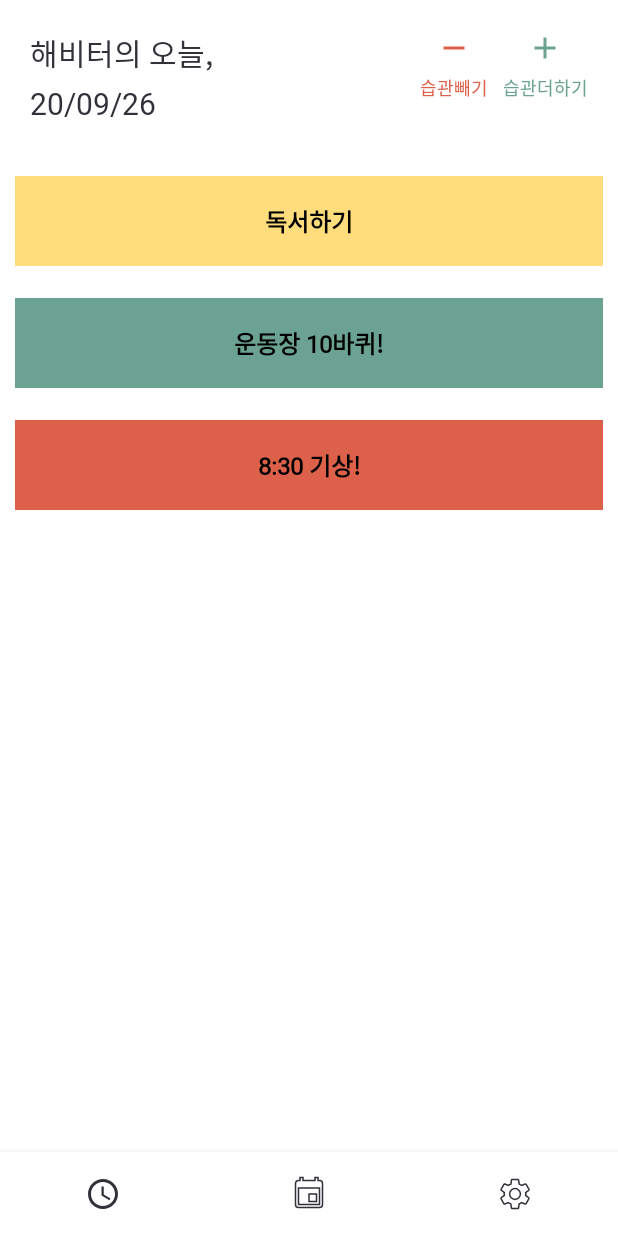
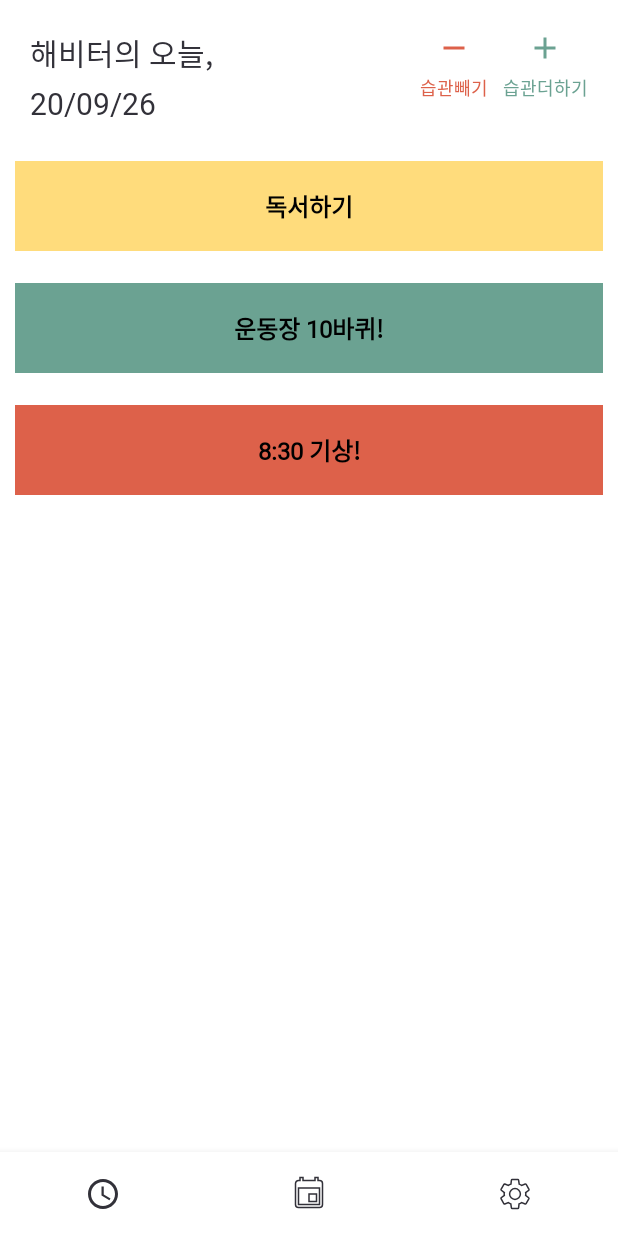
Before and after one commit to JiYoungDo/Habitter, an Android app: the HabitLogActivity screen opened directly, with no data from a screen before it, on a phone screen of 412 x 824 dp. Run offline under Robolectric (Android 15) with nearby library versions, the phone set to English and light mode, and no system bars.

Commit message:
modify design

```diff
--- a/app/src/main/java/com/Carrie/habitter/HabitLog/HabitLogActivity.java
+++ b/app/src/main/java/com/Carrie/habitter/HabitLog/HabitLogActivity.java
@@ -24,7 +24,6 @@ public class HabitLogActivity extends AppCompatActivity {
     TextView date;
 
     BottomNavigationView bottomNavigationView;
-    FrameLayout fl;
 
     Setting_Fragment setting_fragment;
     Calendar_Fragment calendar_fragment;
--- a/app/src/main/res/layout/activity_habit_log.xml
+++ b/app/src/main/res/layout/activity_habit_log.xml
@@ -33,47 +33,19 @@
         android:textColor="@color/colorDarkGray"
         android:fontFamily="@font/a_lignt_font"/>
 
-    <TextView
-        android:id="@+id/habit_log_tv_btn_add_habit"
-        android:layout_width="wrap_content"
-        android:layout_height="wrap_content"
-        android:textColor="@color/colorPrimaryDark"
-        android:text="습관더하기"
-        android:textSize="12sp"
-        android:fontFamily="@font/a_lignt_font"
-        android:drawableTop="@drawable/ic_plus"
-        android:drawablePadding="5dp"
-        android:drawableTint="@color/colorPrimaryDark"
-        app:layout_constraintRight_toRightOf="parent"
-        app:layout_constraintTop_toTopOf="@id/habit_log_tv_nickname_title"
-        android:layout_marginRight="20dp"/>
-
-    <TextView
-        android:id="@+id/habit_log_tv_btn_remove_habit"
-        android:layout_width="wrap_content"
-        android:layout_height="wrap_content"
-        android:textColor="@color/colorHotCoral"
-        android:text="습관빼기"
-        android:textSize="12sp"
-        android:fontFamily="@font/a_lignt_font"
-        android:drawableTop="@drawable/ic_minus"
-        android:drawablePadding="5dp"
-        android:drawableTint="@color/colorHotCoral"
-        app:layout_constraintRight_toLeftOf="@id/habit_log_tv_btn_add_habit"
-        app:layout_constraintTop_toTopOf="@id/habit_log_tv_nickname_title"
-        android:layout_marginRight="10dp"/>
 
     <FrameLayout
         android:id="@+id/habit_log_activity_fl"
         android:layout_width="match_parent"
         android:layout_height="0dp"
-        app:layout_constraintTop_toBottomOf="@id/habit_log_tv_btn_add_habit"
+        android:layout_marginTop="20dp"
+        android:layout_marginBottom="10dp"
+        app:layout_constraintBottom_toTopOf="@+id/habit_log_activity_bnv"
+        app:layout_constraintHorizontal_bias="0.0"
         app:layout_constraintLeft_toLeftOf="parent"
         app:layout_constraintRight_toRightOf="parent"
-        android:layout_marginTop="40dp"
-        android:layout_marginBottom="10dp"
-        app:layout_constraintBottom_toTopOf="@+id/habit_log_activity_bnv"/>
-
+        app:layout_constraintTop_toTopOf="parent"
+        app:layout_constraintVertical_bias="0.0" />
 
     <com.google.android.material.bottomnavigation.BottomNavigationView
         android:id="@+id/habit_log_activity_bnv"
--- a/app/src/main/res/layout/today_fragment.xml
+++ b/app/src/main/res/layout/today_fragment.xml
@@ -5,11 +5,42 @@
     android:layout_height="match_parent"
     xmlns:app="http://schemas.android.com/apk/res-auto">
 
+   <TextView
+       android:id="@+id/today_fm_tv_btn_add_habit"
+       android:layout_width="wrap_content"
+       android:layout_height="wrap_content"
+       android:textColor="@color/colorPrimaryDark"
+       android:text="습관더하기"
+       android:textSize="12sp"
+       android:fontFamily="@font/a_lignt_font"
+       android:drawableTop="@drawable/ic_plus"
+       android:drawablePadding="5dp"
+       android:drawableTint="@color/colorPrimaryDark"
+       app:layout_constraintRight_toRightOf="parent"
+       app:layout_constraintTop_toTopOf="parent"
+       android:layout_marginRight="20dp"/>
+
+   <TextView
+       android:id="@+id/today_fm_tv_btn_remove_habit"
+       android:layout_width="wrap_content"
+       android:layout_height="wrap_content"
+       android:textColor="@color/colorHotCoral"
+       android:text="습관빼기"
+       android:textSize="12sp"
+       android:fontFamily="@font/a_lignt_font"
+       android:drawableTop="@drawable/ic_minus"
+       android:drawablePadding="5dp"
+       android:drawableTint="@color/colorHotCoral"
+       app:layout_constraintRight_toLeftOf="@id/today_fm_tv_btn_add_habit"
+       app:layout_constraintTop_toTopOf="parent"
+       android:layout_marginRight="10dp"/>
+
    <androidx.recyclerview.widget.RecyclerView
        android:id="@+id/today_fm_habit_name_rv"
        android:layout_width="match_parent"
        android:layout_height="wrap_content"
-       app:layout_constraintTop_toTopOf="parent"/>
+       android:layout_marginTop="30dp"
+       app:layout_constraintTop_toBottomOf="@id/today_fm_tv_btn_add_habit"/>
 
 
 </androidx.constraintlayout.widget.ConstraintLayout>
--- a/app/src/main/res/values/strings.xml
+++ b/app/src/main/res/values/strings.xml
@@ -10,4 +10,6 @@
     <string name="clock">오늘</string>
     <string name="calendar">달력</string>
     <string name="setting">설정</string>
+    <string name="setting_with">\"설정\"</string>
+    <string name="calendar_with">\"전체 달력\"</string>
 </resources>
```
Also changed, not shown: app/src/main/res/layout/calendar_fragment.xml (+15 -0 lines), app/src/main/res/layout/setting_fragment.xml (+10 -8 lines).
